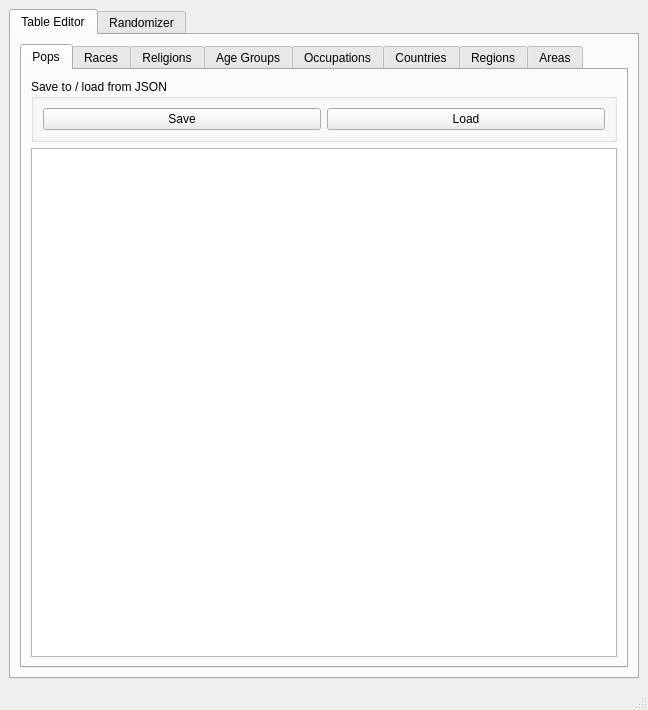
This is MainWindow.ui in Metalhead33/WoDDemographics as Qt 5 draws it before an edit. The edited form follows.
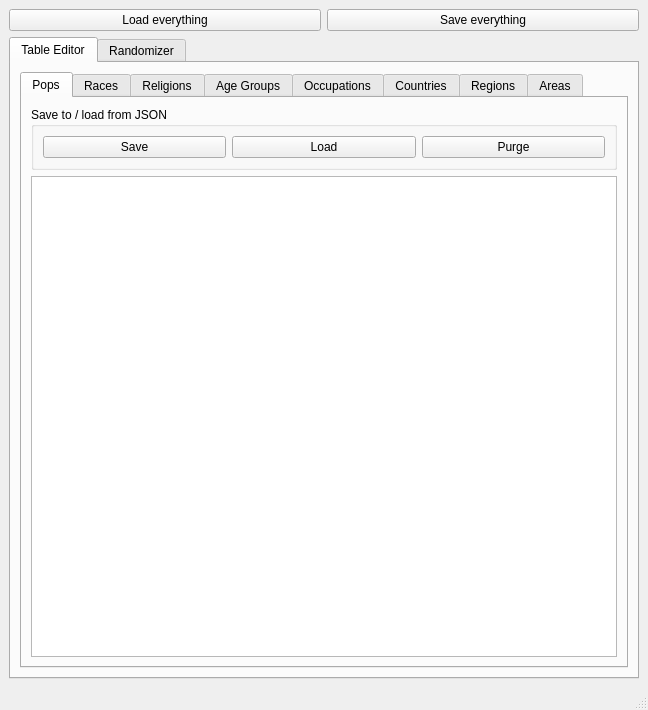
This is the edited form.

Commit message: Some quality of life features.

The edit to the form file:
```diff
--- a/MainWindow.ui
+++ b/MainWindow.ui
@@ -16,6 +16,20 @@
   <widget class="QWidget" name="centralwidget">
    <layout class="QGridLayout" name="gridLayout_16">
     <item row="0" column="0">
+     <widget class="QPushButton" name="loadAllBtn">
+      <property name="text">
+       <string>Load everything</string>
+      </property>
+     </widget>
+    </item>
+    <item row="0" column="1">
+     <widget class="QPushButton" name="saveAllBtn">
+      <property name="text">
+       <string>Save everything</string>
+      </property>
+     </widget>
+    </item>
+    <item row="1" column="0" colspan="2">
      <widget class="QTabWidget" name="tabWidget">
       <property name="currentIndex">
        <number>0</number>
@@ -55,6 +69,13 @@
                  </property>
                 </widget>
                </item>
+               <item row="0" column="2">
+                <widget class="QPushButton" name="purgePops">
+                 <property name="text">
+                  <string>Purge</string>
+                 </property>
+                </widget>
+               </item>
               </layout>
              </widget>
             </item>
```
Left out of the diff: 105 changed lines with no effect on the pictures. The commit also changes 2 other files.
